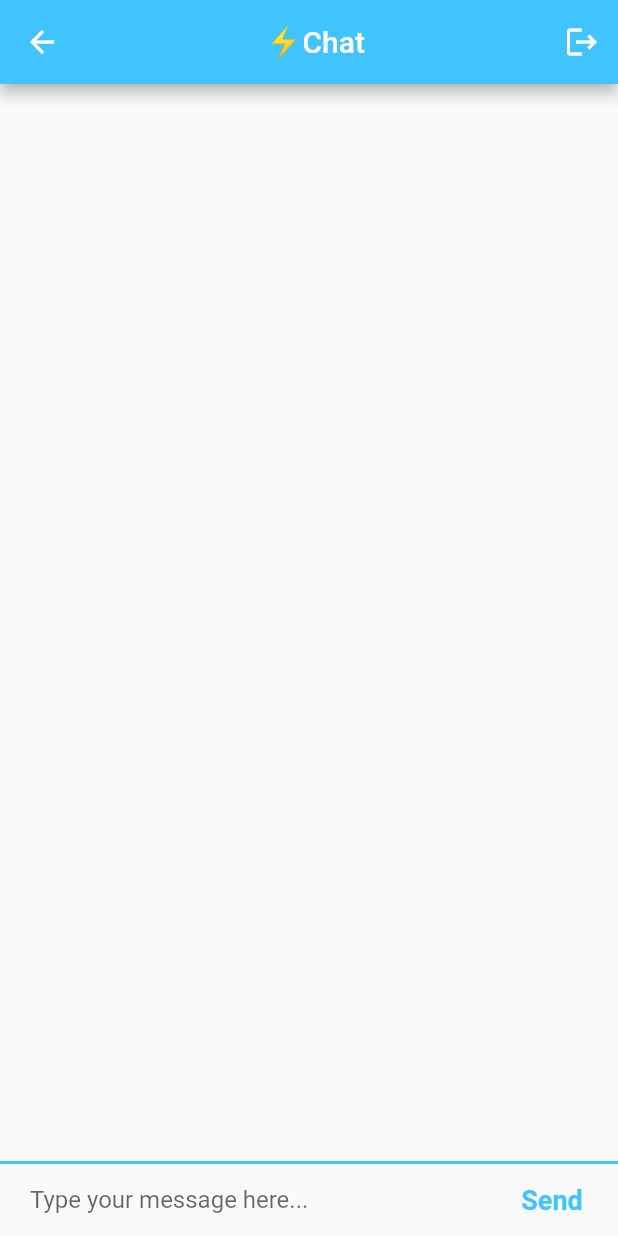
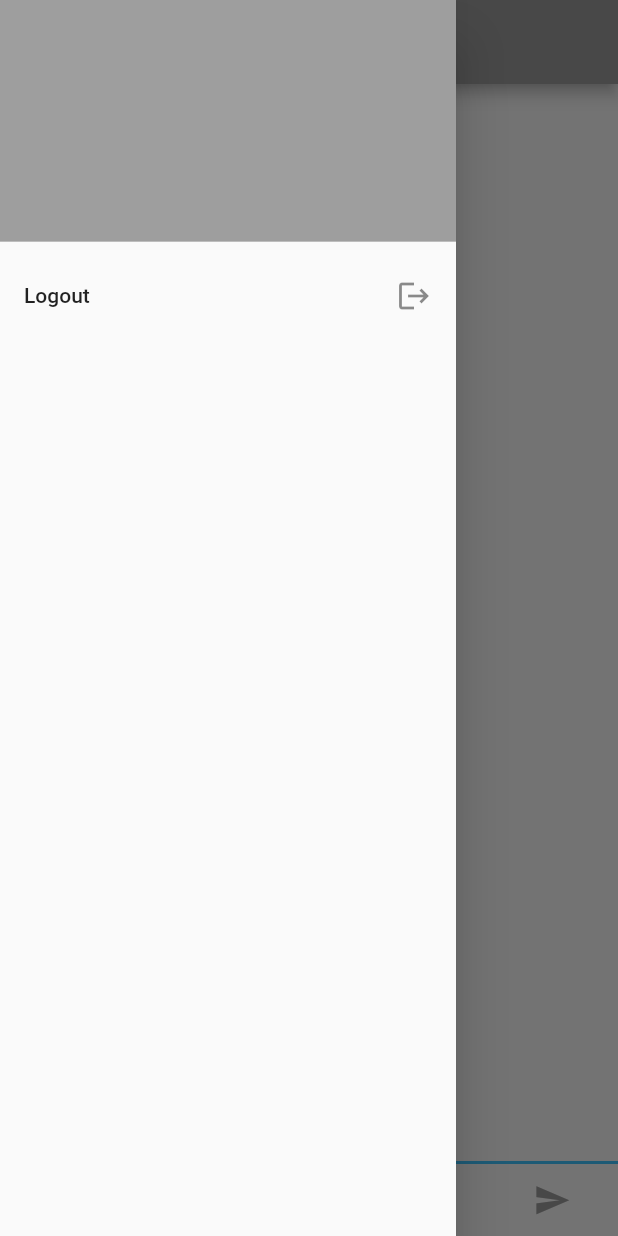
Before and after one commit to zainahmed0597/flutter_chat_app, a Flutter app: the ChatScreen screen opened by its route, with the side drawer open (before the commit the screen has no drawer), on a phone screen of 412 x 824 dp. Run offline on Flutter 3.47's test engine with Material 2 defaults, Android fonts, the phone set to English and light mode, and no system bars; our stand-ins replace animated_text_kit, cloud_firestore, firebase_auth, firebase_core, modal_progress_hud; accounts and stored records are empty.

Commit message:
some changes

```diff
--- a/lib/screens/chat_screen.dart
+++ b/lib/screens/chat_screen.dart
@@ -2,6 +2,7 @@ import 'package:cloud_firestore/cloud_firestore.dart';
 import 'package:flutter/material.dart';
 import 'package:flutter_chat_app/constants.dart';
 import 'package:firebase_auth/firebase_auth.dart';
+import 'package:flutter_chat_app/screens/navigation_drawer.dart';
 
 final _fireStore = FirebaseFirestore.instance;
 User loggedInUser;
@@ -41,15 +42,15 @@ class _ChatScreenState extends State<ChatScreen> {
       appBar: AppBar(
         leading: null,
         actions: <Widget>[
-          IconButton(
-              icon: Icon(Icons.logout),
-              onPressed: () {
-                _auth.signOut();
-                Navigator.pop(context);
-              }),
+          // IconButton(
+          //     icon: Icon(Icons.logout),
+          //     onPressed: () {
+          //       _auth.signOut();
+          //       Navigator.pop(context);
+          //     }),
         ],
-        title: Center(child: Text('⚡️Chat')),
-        backgroundColor: Colors.lightBlueAccent,
+        title: Center(child: Text('⚡️Chat              ')),
+        backgroundColor: Colors.grey,
       ),
       body: SafeArea(
         child: Column(
@@ -79,9 +80,10 @@ class _ChatScreenState extends State<ChatScreen> {
                         'sender': loggedInUser.email,
                       });
                     },
-                    child: Text(
-                      'Send',
-                      style: kSendButtonTextStyle,
+                    child: Icon(
+                      Icons.send,
+                      color: Colors.grey,
+                      size: 25.0,
                     ),
                   ),
                 ],
@@ -90,6 +92,7 @@ class _ChatScreenState extends State<ChatScreen> {
           ],
         ),
       ),
+      drawer: NavigationDrawer(),
     );
   }
 }
@@ -102,10 +105,10 @@ class MessagesStream extends StatelessWidget {
       builder: (BuildContext context, AsyncSnapshot<QuerySnapshot> snapshot) {
         if (!snapshot.hasData) {
           return Center(
-            child: CircularProgressIndicator(
-              backgroundColor: Colors.lightBlueAccent,
-            ),
-          );
+              //     child: CircularProgressIndicator(
+              //       backgroundColor: Colors.lightBlueAccent,
+              //     ),
+              );
         }
         final messages = snapshot.data.docs.reversed;
         List<MessageBubble> messageBubbles = [];
@@ -161,7 +164,7 @@ class MessageBubble extends StatelessWidget {
                     bottomLeft: Radius.circular(30.0),
                     bottomRight: Radius.circular(30.0)),
             elevation: 5.0,
-            color: isMe ? Colors.lightBlueAccent : Colors.deepPurple[300],
+            color: isMe ? Colors.blueAccent : Colors.deepPurple[300],
             child: Padding(
               padding: EdgeInsets.symmetric(vertical: 10.0, horizontal: 20.0),
               child: Text(
--- /dev/null
+++ b/lib/screens/navigation_drawer.dart
@@ -0,0 +1,36 @@
+import 'package:firebase_auth/firebase_auth.dart';
+import 'package:flutter/material.dart';
+
+final _auth = FirebaseAuth.instance;
+
+class NavigationDrawer extends StatelessWidget {
+
+  final User user = _auth.currentUser;
+
+
+  @override
+  Widget build(BuildContext context) {
+    return Drawer(
+      child: ListView(
+        // Important: Remove any padding from the ListView.
+        padding: EdgeInsets.zero,
+        children: <Widget>[
+          DrawerHeader(
+            child: Text('${user.email}', style: TextStyle(color: Colors.white)),
+            decoration: BoxDecoration(
+              color: Colors.grey,
+            ),
+          ),
+          ListTile(
+            title: Text('Logout'),
+            trailing: Icon(Icons.logout),
+            onTap: () {
+              _auth.signOut();
+              Navigator.pop(context);
+            },
+          ),
+        ],
+      ),
+    );
+  }
+}
```
Also changed, not shown: lib/main.dart (+6 -5 lines), lib/screens/welcome_screen.dart (+6 -6 lines), 2 other files.
